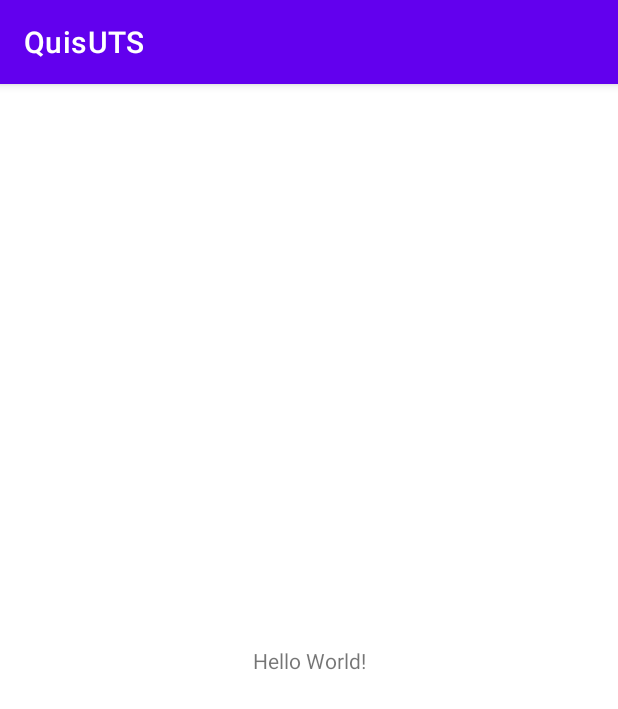
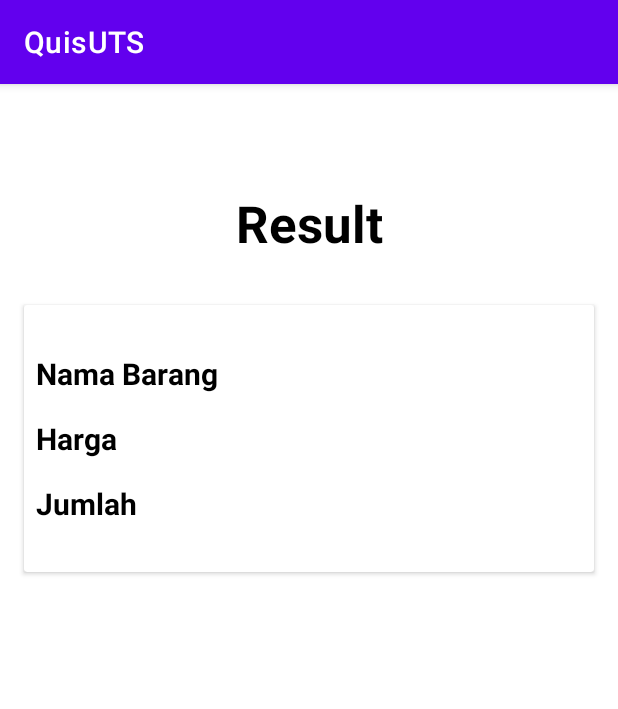
Before and after one commit to KMalif/Quiz-After-Test, an Android app: the MainActivity screen opened directly, with no data from a screen before it, on a phone screen of 412 x 824 dp. Shown: the top 709 px of the screen. Run offline under Robolectric (Android 15) with nearby library versions, the phone set to English and light mode, and no system bars.

Commit message:
2. Create Logic to pass some values

```diff
--- a/app/src/main/java/com/plugin/quisuts/MainActivity.kt
+++ b/app/src/main/java/com/plugin/quisuts/MainActivity.kt
@@ -2,10 +2,27 @@ package com.plugin.quisuts
 
 import androidx.appcompat.app.AppCompatActivity
 import android.os.Bundle
+import com.plugin.quisuts.databinding.ActivityMainBinding
 
 class MainActivity : AppCompatActivity() {
+    private lateinit var binding : ActivityMainBinding
     override fun onCreate(savedInstanceState: Bundle?) {
         super.onCreate(savedInstanceState)
-        setContentView(R.layout.activity_main)
+        binding = ActivityMainBinding.inflate(layoutInflater)
+        setContentView(binding.root)
+        receiveFromRegister()
+    }
+
+    private fun receiveFromRegister(){
+        val namaBarang = intent.getStringExtra("namaBarang")
+        val hargaBarang = intent.getStringExtra("hargaBarang")
+        val jumlahBarang = intent.getStringExtra("jumlahBarang")
+
+        if (namaBarang != null){
+            binding.namaBarang.setText(namaBarang)
+            binding.hargaBarang.setText(hargaBarang)
+            binding.jumlahBarang.setText(jumlahBarang)
+        }
+
     }
 }
--- a/app/src/main/java/com/plugin/quisuts/RegisterActivity.kt
+++ b/app/src/main/java/com/plugin/quisuts/RegisterActivity.kt
@@ -1,5 +1,6 @@
 package com.plugin.quisuts
 
+import android.content.Intent
 import androidx.appcompat.app.AppCompatActivity
 import android.os.Bundle
 import com.plugin.quisuts.databinding.ActivityRegisterBinding
@@ -14,6 +15,17 @@ class RegisterActivity : AppCompatActivity() {
     }
 
     private fun sendRegisterValue(){
+        val namaBarang = binding.etName.text.toString()
+        val hargaBarang = binding.etPrice.text.toString()
+        val jumlahBarang = binding.etItemsCount.text.toString()
+
+        binding.btnRegister.setOnClickListener {
+            startActivity(Intent(this, MainActivity::class.java).apply {
+                putExtra("namaBarang", namaBarang)
+                putExtra("hargaBarang", hargaBarang)
+                putExtra("jumlahBarang", jumlahBarang)
+            })
+        }
 
     }
 }
--- a/app/src/main/res/layout/activity_main.xml
+++ b/app/src/main/res/layout/activity_main.xml
@@ -1,5 +1,6 @@
 <?xml version="1.0" encoding="utf-8"?>
-<androidx.constraintlayout.widget.ConstraintLayout xmlns:android="http://schemas.android.com/apk/res/android"
+<androidx.constraintlayout.widget.ConstraintLayout
+    xmlns:android="http://schemas.android.com/apk/res/android"
     xmlns:app="http://schemas.android.com/apk/res-auto"
     xmlns:tools="http://schemas.android.com/tools"
     android:layout_width="match_parent"
@@ -7,12 +8,82 @@
     tools:context=".MainActivity">
 
     <TextView
+        android:id="@+id/tvHeader"
         android:layout_width="wrap_content"
         android:layout_height="wrap_content"
-        android:text="Hello World!"
-        app:layout_constraintBottom_toBottomOf="parent"
-        app:layout_constraintLeft_toLeftOf="parent"
-        app:layout_constraintRight_toRightOf="parent"
+        android:layout_marginTop="70dp"
+        android:text="@string/Result"
+        android:textColor="@color/black"
+        android:textStyle="bold"
+        android:textSize="34sp"
+        app:layout_constraintEnd_toEndOf="parent"
+        app:layout_constraintStart_toStartOf="parent"
         app:layout_constraintTop_toTopOf="parent" />
 
+    <androidx.cardview.widget.CardView
+        android:id="@+id/card"
+        android:layout_width="match_parent"
+        android:layout_height="wrap_content"
+        android:layout_marginStart="16dp"
+        android:layout_marginTop="32dp"
+        android:layout_marginEnd="16dp"
+        app:layout_constraintEnd_toEndOf="parent"
+        app:layout_constraintStart_toStartOf="parent"
+        app:layout_constraintTop_toBottomOf="@id/tvHeader">
+
+        <androidx.constraintlayout.widget.ConstraintLayout
+            android:layout_width="match_parent"
+            android:layout_height="match_parent">
+
+            <TextView
+                android:id="@+id/namaBarang"
+                android:layout_width="match_parent"
+                android:layout_height="wrap_content"
+                android:layout_marginStart="8dp"
+                android:layout_marginTop="32dp"
+                android:layout_marginEnd="8dp"
+                android:text="@string/Name"
+                android:textColor="@color/black"
+                android:textSize="20sp"
+                android:textStyle="bold"
+                app:layout_constraintEnd_toEndOf="parent"
+                app:layout_constraintStart_toStartOf="parent"
+                app:layout_constraintTop_toTopOf="parent" />
+
+            <TextView
+                android:id="@+id/hargaBarang"
+                android:layout_width="match_parent"
+                android:layout_height="wrap_content"
+                android:layout_marginStart="8dp"
+                android:layout_marginTop="16dp"
+                android:layout_marginEnd="8dp"
+                android:text="@string/Price"
+                android:textColor="@color/black"
+                android:textSize="20sp"
+                android:textStyle="bold"
+                app:layout_constraintEnd_toEndOf="parent"
+                app:layout_constraintStart_toStartOf="parent"
+                app:layout_constraintTop_toBottomOf="@id/namaBarang" />
+
+            <TextView
+                android:id="@+id/jumlahBarang"
+                android:layout_width="match_parent"
+                android:layout_height="wrap_content"
+                android:layout_marginStart="8dp"
+                android:layout_marginTop="16dp"
+                android:layout_marginEnd="8dp"
+                android:layout_marginBottom="32dp"
+                android:text="@string/Jumlah"
+                android:textColor="@color/black"
+                android:textSize="20sp"
+                android:textStyle="bold"
+                app:layout_constraintBottom_toBottomOf="parent"
+                app:layout_constraintEnd_toEndOf="parent"
+                app:layout_constraintStart_toStartOf="parent"
+                app:layout_constraintTop_toBottomOf="@id/hargaBarang" />
+
+        </androidx.constraintlayout.widget.ConstraintLayout>
+    </androidx.cardview.widget.CardView>
+
+
 </androidx.constraintlayout.widget.ConstraintLayout>
--- a/app/src/main/res/values/strings.xml
+++ b/app/src/main/res/values/strings.xml
@@ -5,4 +5,5 @@
     <string name="Price">Harga</string>
     <string name="Jumlah">Jumlah</string>
     <string name="Simpan">Simpan</string>
+    <string name="Result">Result</string>
 </resources>
```
